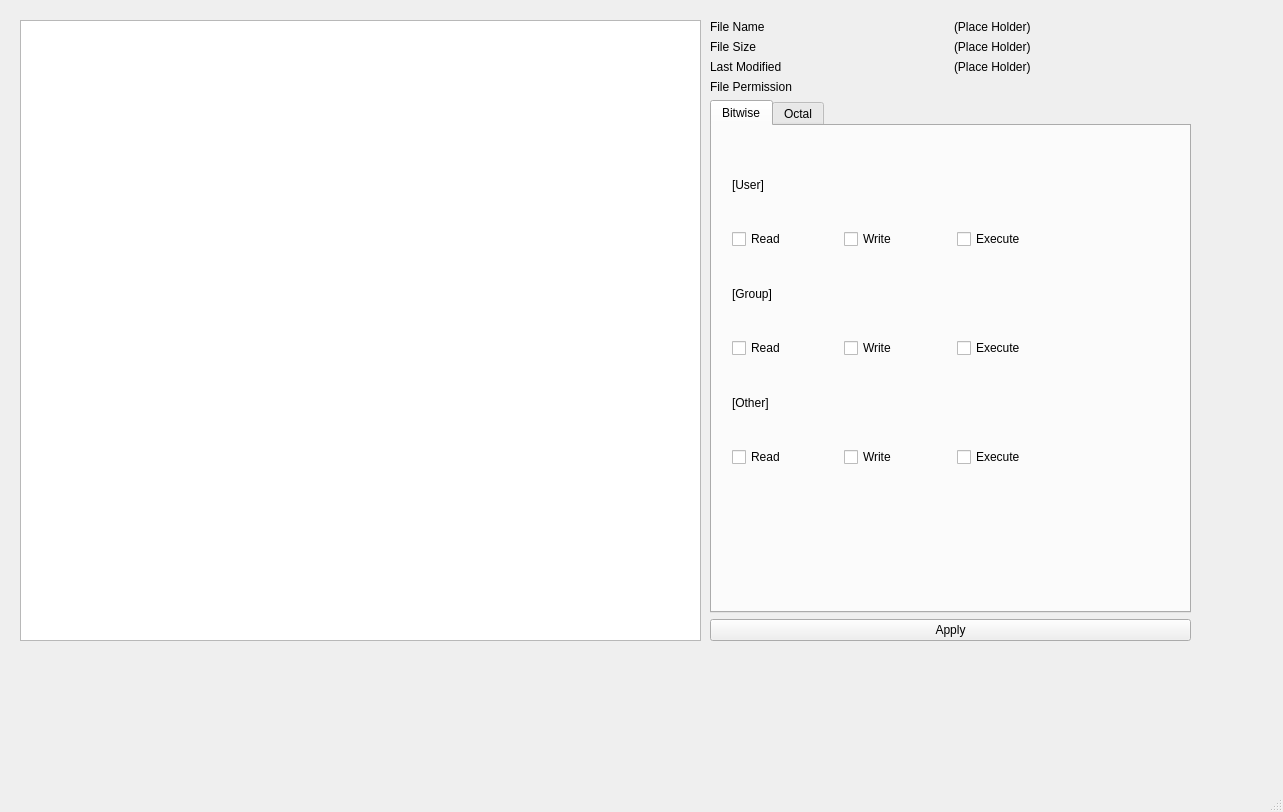
This is src/ui/design_window.ui in keysemble/perfm as Qt 5 draws it before an edit. The edited form follows.
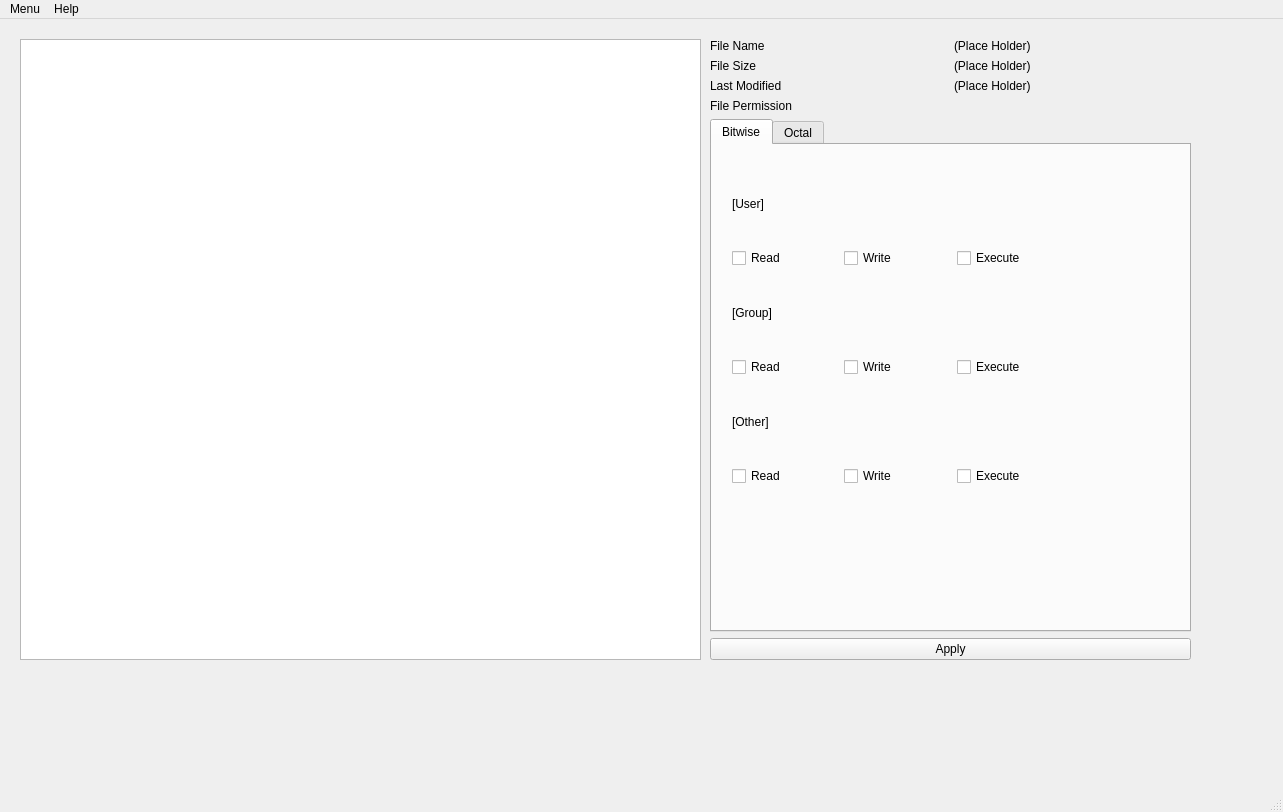
This is the edited form. Icons and pictures are not drawn.

Commit message: Added about menu and quit menu options and shortcuts

```diff
--- a/src/ui/design_window.ui
+++ b/src/ui/design_window.ui
@@ -323,6 +323,20 @@
      <height>22</height>
     </rect>
    </property>
+   <widget class="QMenu" name="menuMenu">
+    <property name="title">
+     <string>Menu</string>
+    </property>
+    <addaction name="actionQuit"/>
+   </widget>
+   <widget class="QMenu" name="menuAbout">
+    <property name="title">
+     <string>Help</string>
+    </property>
+    <addaction name="actionAbout"/>
+   </widget>
+   <addaction name="menuMenu"/>
+   <addaction name="menuAbout"/>
   </widget>
   <widget class="QStatusBar" name="statusbar"/>
  </widget>
```
Left out of the diff: 41 changed lines with no effect on the pictures. The commit also changes 2 other files.
